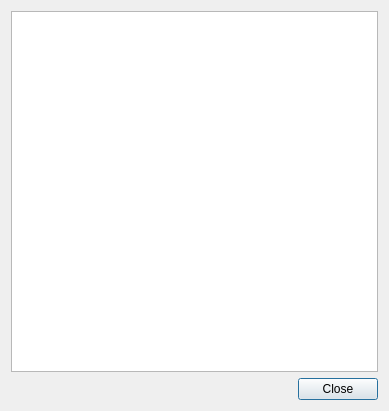
Qt form dialogdatainspector.ui (horsicq/FormatDialogs) before a commit.
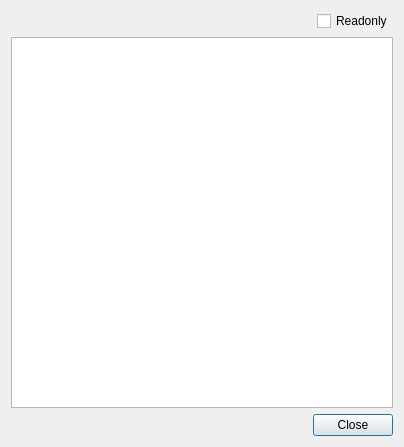
The same form after that commit.

```diff
--- a/dialogdatainspector.ui
+++ b/dialogdatainspector.ui
@@ -9,8 +9,8 @@
    <rect>
     <x>0</x>
     <y>0</y>
-    <width>389</width>
-    <height>411</height>
+    <width>404</width>
+    <height>447</height>
    </rect>
   </property>
   <property name="windowTitle">
@@ -20,6 +20,30 @@
    <bool>false</bool>
   </property>
   <layout class="QVBoxLayout" name="verticalLayout">
+   <item>
+    <layout class="QHBoxLayout" name="horizontalLayout_2">
+     <item>
+      <spacer name="horizontalSpacer_2">
+       <property name="orientation">
+        <enum>Qt::Horizontal</enum>
+       </property>
+       <property name="sizeHint" stdset="0">
+        <size>
+         <width>40</width>
+         <height>20</height>
+        </size>
+       </property>
+      </spacer>
+     </item>
+     <item>
+      <widget class="QCheckBox" name="checkBoxReadOnly">
+       <property name="text">
+        <string>Readonly</string>
+       </property>
+      </widget>
+     </item>
+    </layout>
+   </item>
    <item>
     <widget class="QTableWidget" name="tableWidgetDataInspector">
      <property name="editTriggers">
```
